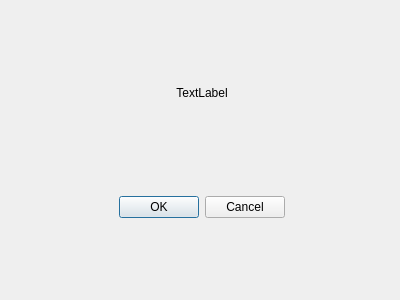
Qt form Starcraft_DB_GUI/dialog.ui (Sean1127/DBMS_project) before a commit.
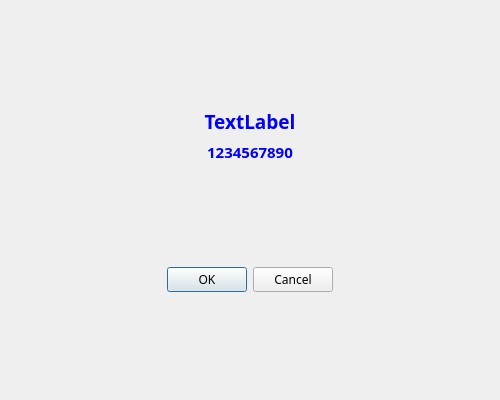
The same form after that commit.

Commit message: Implement all buttons, Add backgrounds

```diff
--- a/Starcraft_DB_GUI/dialog.ui
+++ b/Starcraft_DB_GUI/dialog.ui
@@ -6,25 +6,30 @@
    <rect>
     <x>0</x>
     <y>0</y>
-    <width>400</width>
-    <height>300</height>
+    <width>500</width>
+    <height>400</height>
    </rect>
   </property>
   <property name="windowTitle">
    <string>Dialog</string>
   </property>
-  <widget class="QWidget" name="layoutWidget">
-   <property name="geometry">
-    <rect>
-     <x>1</x>
-     <y>-5</y>
-     <width>401</width>
-     <height>311</height>
-    </rect>
-   </property>
+  <property name="autoFillBackground">
+   <bool>false</bool>
+  </property>
+  <property name="styleSheet">
+   <string notr="true"/>
+  </property>
+  <layout class="QGridLayout" name="gridLayout">
+   <item row="0" column="0">
    <layout class="QVBoxLayout" name="verticalLayout">
+     <property name="spacing">
+      <number>6</number>
+     </property>
+     <property name="leftMargin">
+      <number>0</number>
+     </property>
     <item>
-     <spacer name="verticalSpacer_3">
+      <spacer name="verticalSpacer_2">
       <property name="orientation">
        <enum>Qt::Vertical</enum>
       </property>
@@ -38,21 +43,19 @@
     </item>
     <item>
      <layout class="QHBoxLayout" name="horizontalLayout">
-      <item>
-       <spacer name="horizontalSpacer_3">
-        <property name="orientation">
-         <enum>Qt::Horizontal</enum>
-        </property>
-        <property name="sizeHint" stdset="0">
-         <size>
-          <width>40</width>
-          <height>20</height>
-         </size>
-        </property>
-       </spacer>
-      </item>
       <item>
        <widget class="QLabel" name="label">
+         <property name="font">
+          <font>
+           <family>Courier 10 Pitch</family>
+           <pointsize>14</pointsize>
+           <weight>75</weight>
+           <bold>true</bold>
+          </font>
+         </property>
+         <property name="styleSheet">
+          <string notr="true">color: rgb(0, 0, 255);</string>
+         </property>
         <property name="text">
          <string>TextLabel</string>
         </property>
@@ -61,23 +64,36 @@
         </property>
        </widget>
       </item>
-      <item>
-       <spacer name="horizontalSpacer_4">
-        <property name="orientation">
-         <enum>Qt::Horizontal</enum>
-        </property>
-        <property name="sizeHint" stdset="0">
-         <size>
-          <width>40</width>
-          <height>20</height>
-         </size>
-        </property>
-       </spacer>
-      </item>
-     </layout>
-    </item>
+      </layout>
+     </item>
+     <item>
+      <widget class="QLabel" name="label_2">
+       <property name="font">
+        <font>
+         <family>Courier 10 Pitch</family>
+         <pointsize>11</pointsize>
+         <weight>75</weight>
+         <bold>true</bold>
+        </font>
+       </property>
+       <property name="styleSheet">
+        <string notr="true">color: rgb(0, 0, 255);</string>
+       </property>
+       <property name="text">
+        <string>1234567890</string>
+       </property>
+       <property name="alignment">
+        <set>Qt::AlignCenter</set>
+       </property>
+      </widget>
+     </item>
     <item>
      <spacer name="verticalSpacer">
+       <property name="font">
+        <font>
+         <family>Courier 10 Pitch</family>
+        </font>
+       </property>
       <property name="orientation">
        <enum>Qt::Vertical</enum>
       </property>
@@ -93,6 +109,11 @@
      <layout class="QHBoxLayout" name="horizontalLayout_2">
       <item>
        <spacer name="horizontalSpacer">
+         <property name="font">
+          <font>
+           <family>Courier 10 Pitch</family>
+          </font>
+         </property>
         <property name="orientation">
          <enum>Qt::Horizontal</enum>
         </property>
@@ -106,6 +127,11 @@
       </item>
       <item>
        <widget class="QDialogButtonBox" name="buttonBox">
+         <property name="font">
+          <font>
+           <family>Courier 10 Pitch</family>
+          </font>
+         </property>
         <property name="orientation">
          <enum>Qt::Horizontal</enum>
         </property>
@@ -116,6 +142,11 @@
       </item>
       <item>
        <spacer name="horizontalSpacer_2">
+         <property name="font">
+          <font>
+           <family>Courier 10 Pitch</family>
+          </font>
+         </property>
         <property name="orientation">
          <enum>Qt::Horizontal</enum>
         </property>
@@ -130,7 +161,7 @@
      </layout>
     </item>
     <item>
-     <spacer name="verticalSpacer_2">
+      <spacer name="verticalSpacer_3">
       <property name="orientation">
        <enum>Qt::Vertical</enum>
       </property>
@@ -143,7 +174,8 @@
      </spacer>
     </item>
    </layout>
-  </widget>
+   </item>
+  </layout>
  </widget>
  <resources/>
  <connections>
```
Lines whose indentation alone changed are shown as unchanged. The commit also changes 8 other files.
